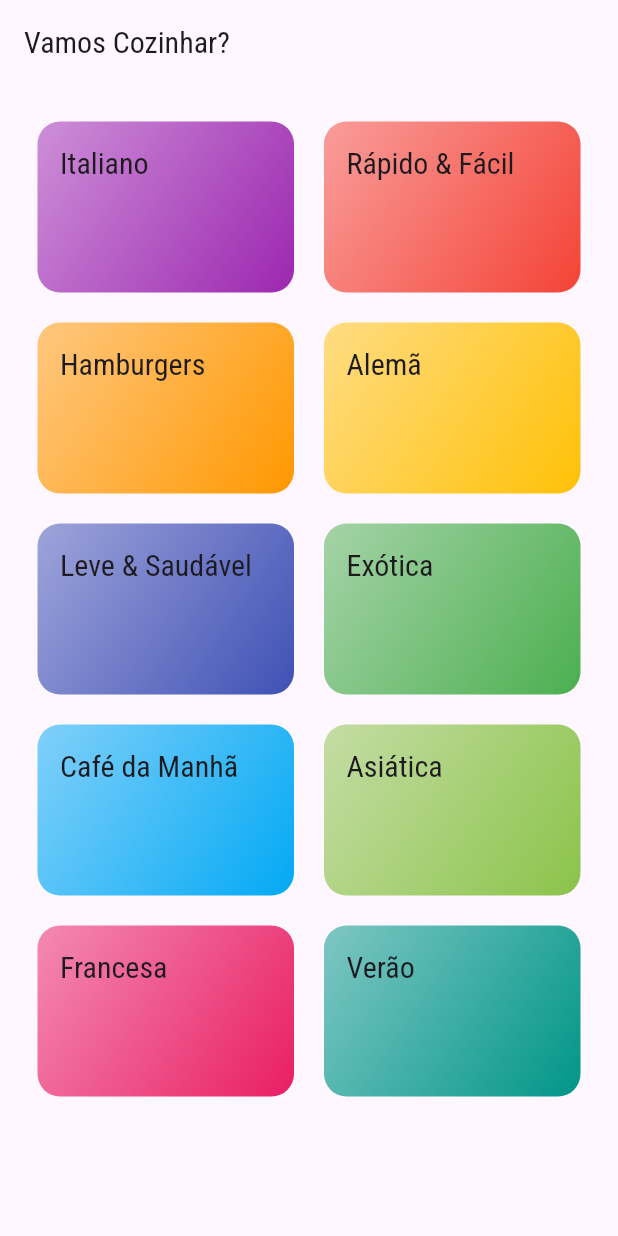
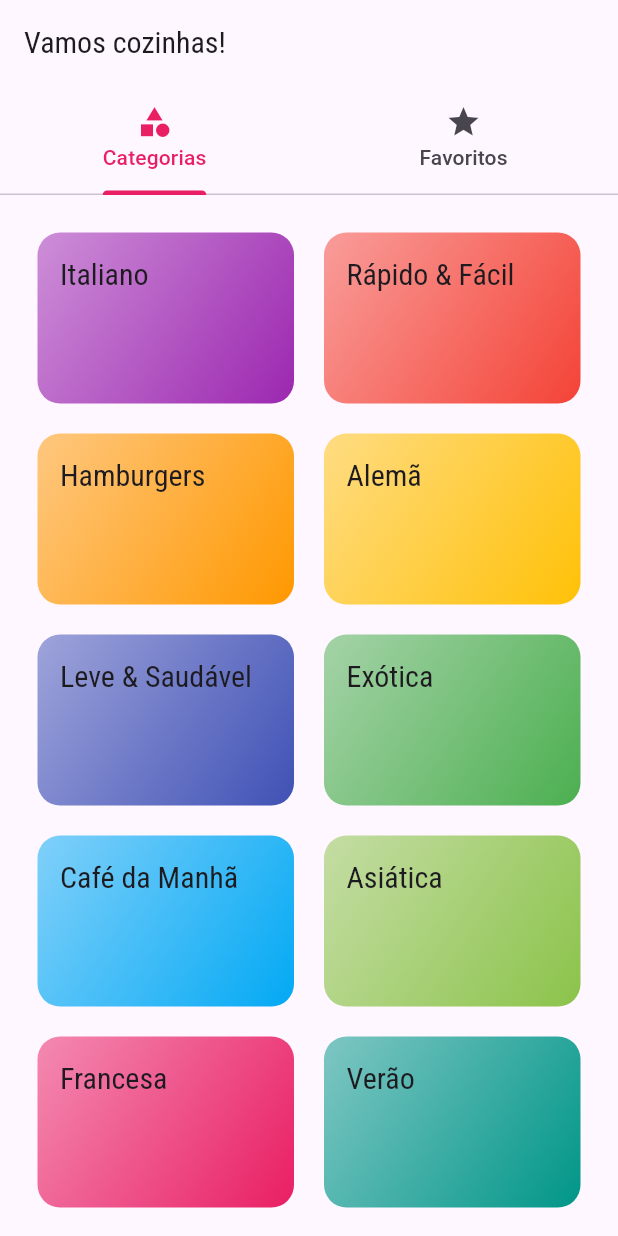
Before and after one commit to MoisesAlvarenga/flutter_meals, a Flutter app: the screen it shows after launch, on a phone screen of 412 x 824 dp. Run offline on Flutter 3.47's test engine with Material 3 defaults, Android fonts, the phone set to English and light mode, and no system bars.

Commit message:
Foi criado o tabsBar e tela de favoritos.

```diff
--- a/lib/main.dart
+++ b/lib/main.dart
@@ -1,5 +1,6 @@
 import 'package:flutter/material.dart';
 import 'package:flutter_meals/screens/meal_detail_screen.dart';
+import 'package:flutter_meals/screens/tabs_svreen.dart';
 import 'screens/categories_screen.dart';
 import 'screens/categories_meals_screen.dart';
 import 'utils/app-routes.dart';
@@ -27,7 +28,7 @@ class MyApp extends StatelessWidget {
         ),
       ),
       routes: {
-        AppRoutes.home: (ctx) => const CategoriesScreen(),
+        AppRoutes.home: (ctx) => TabsScreen(),
         AppRoutes.categoriesMeals: (ctx) => CategoriesMealsScreen(),
         AppRoutes.mealDetail: (ctx) => MealDeetailScreen(),
       },
--- a/lib/screens/categories_screen.dart
+++ b/lib/screens/categories_screen.dart
@@ -7,11 +7,7 @@ class CategoriesScreen extends StatelessWidget {
 
   @override
   Widget build(BuildContext context) {
-    return Scaffold(
-      appBar: AppBar(
-        title: const Text("Vamos Cozinhar?"),
-      ),
-      body: GridView(
+    return GridView(
       padding: const EdgeInsets.all(25),
       gridDelegate: const SliverGridDelegateWithMaxCrossAxisExtent(
         maxCrossAxisExtent: 200,
@@ -22,7 +18,6 @@ class CategoriesScreen extends StatelessWidget {
       children: dummyCategories.map((cat) {
         return CategoryItem(cat);
       }).toList(),
-      ),
     );
   }
 }
--- /dev/null
+++ b/lib/screens/favorite_screen.dart
@@ -0,0 +1,12 @@
+import 'package:flutter/material.dart';
+
+class FavoriteScreen extends StatelessWidget {
+  const FavoriteScreen({super.key});
+
+  @override
+  Widget build(BuildContext context) {
+    return Center(
+      child: Text('Minhas refeições favoritas!'),
+    );
+  }
+}
--- /dev/null
+++ b/lib/screens/tabs_svreen.dart
@@ -0,0 +1,36 @@
+import 'package:flutter/material.dart';
+import 'package:flutter_meals/screens/categories_screen.dart';
+import 'package:flutter_meals/screens/favorite_screen.dart';
+
+class TabsScreen extends StatelessWidget {
+  const TabsScreen({super.key});
+
+  @override
+  Widget build(BuildContext context) {
+    return DefaultTabController(
+        length: 2,
+        child: Scaffold(
+          appBar: AppBar(
+            title: Text('Vamos cozinhas!'),
+            bottom: TabBar(
+              tabs: [
+                Tab(
+                  icon: Icon(Icons.category),
+                  text: 'Categorias',
+                ),
+                Tab(
+                  icon: Icon(Icons.star),
+                  text: 'Favoritos',
+                )
+              ],
+            ),
+          ),
+          body: TabBarView(
+            children: [
+              CategoriesScreen(),
+              FavoriteScreen(),
+            ],
+          ),
+        ));
+  }
+}
```
Lines whose indentation alone changed are shown as unchanged.
